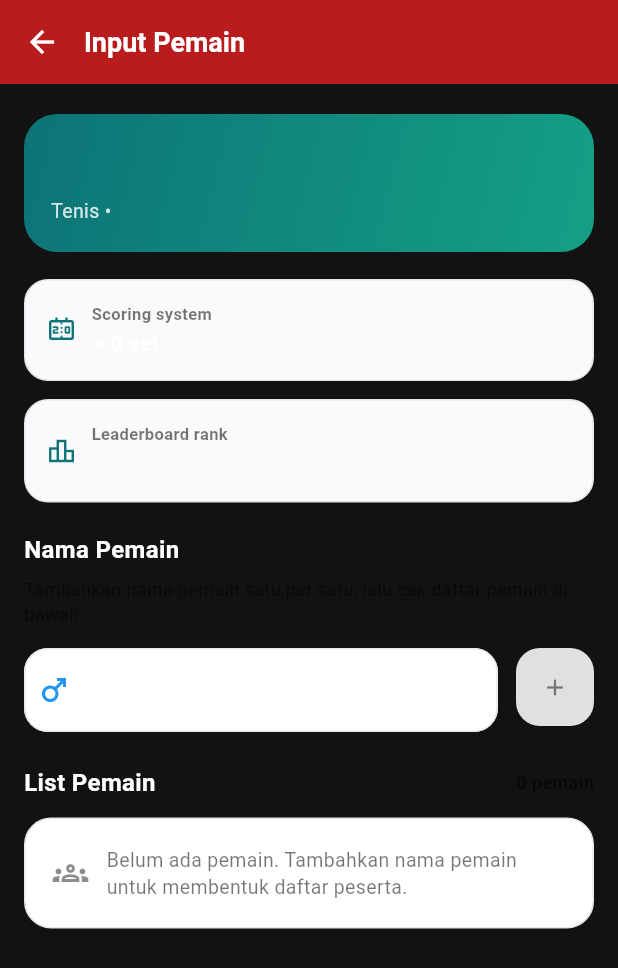
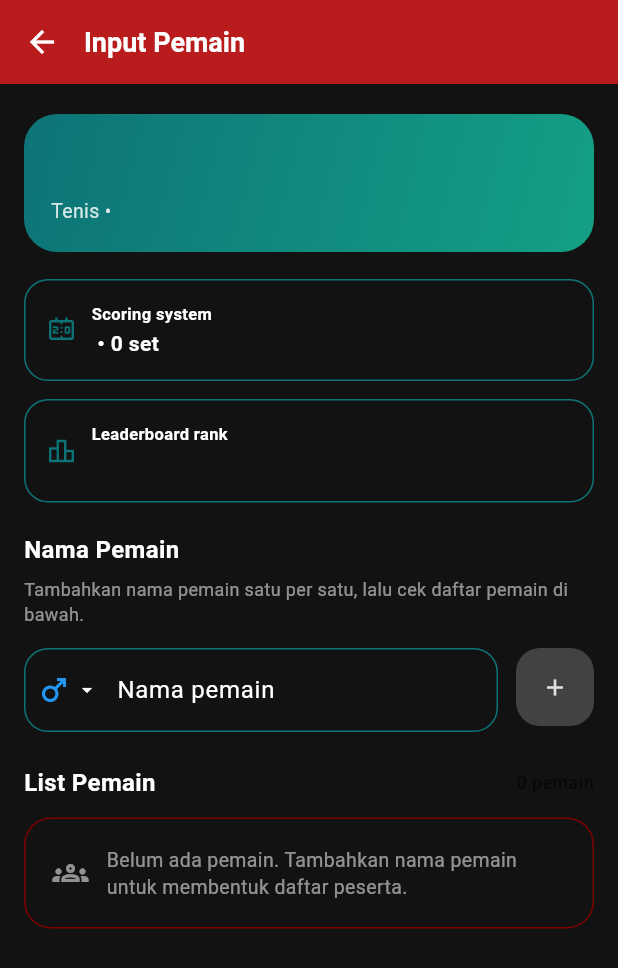
Before and after one commit to fajricpaix/scoreboard, a Flutter app: the PlayerSetupPage screen opened directly with empty values, on a phone screen of 412 x 824 dp. Shown: the top 968 px of the screen. Run offline on Flutter 3.47's test engine with Material 3 defaults, Android fonts, the phone set to English and light mode, and no system bars; our stand-ins replace flutter_svg, google_mobile_ads, share_plus; network calls fail.

Commit message:
change to dark mode

```diff
--- a/lib/components/create/player_setup_page.dart
+++ b/lib/components/create/player_setup_page.dart
@@ -110,9 +110,9 @@ class _PlayerSetupPageState extends State<PlayerSetupPage> {
     return Container(
       padding: const EdgeInsets.all(14),
       decoration: BoxDecoration(
-        color: const Color(0xFFF9FAFB),
+        color: backgroundColor,
         borderRadius: BorderRadius.circular(16),
-        border: Border.all(color: const Color(0xFFE5E7EB)),
+        border: Border.all(color: iconColor),
       ),
       child: Row(
         children: [
@@ -125,7 +125,7 @@ class _PlayerSetupPageState extends State<PlayerSetupPage> {
                 Text(
                   label,
                   style: const TextStyle(
-                    color: Colors.black54,
+                    color: textColor,
                     fontSize: 11,
                     fontWeight: FontWeight.w600,
                   ),
@@ -248,7 +248,7 @@ class _PlayerSetupPageState extends State<PlayerSetupPage> {
                       ? 'Domino membutuhkan tepat 4 pemain.'
                       : 'Tambahkan nama pemain satu per satu, lalu cek daftar pemain di bawah.',
                   style: const TextStyle(
-                    color: Colors.black54,
+                    color: Colors.white54,
                     fontSize: 12,
                     height: 1.4,
                   ),
@@ -272,7 +272,7 @@ class _PlayerSetupPageState extends State<PlayerSetupPage> {
                           prefixIconColor: matchSetup.sport.gradientColors[0],
                           prefixIcon: PopupMenuButton<String>(
                             tooltip: 'Pilih gender',
-                            color: Colors.white,
+                            color: backgroundColor,
                             initialValue: _selectedGender,
                             onSelected: (value) {
                               setState(() {
@@ -338,21 +338,21 @@ class _PlayerSetupPageState extends State<PlayerSetupPage> {
                             ],
                           ),
                           filled: true,
-                          fillColor: Colors.white,
+                          fillColor: backgroundColor,
                           contentPadding: const EdgeInsets.symmetric(
                             horizontal: 16,
                             vertical: 16,
                           ),
                           border: OutlineInputBorder(
                             borderRadius: BorderRadius.circular(16),
-                            borderSide: const BorderSide(
-                              color: Color(0xFFE5E7EB),
+                            borderSide: BorderSide(
+                              color: matchSetup.sport.gradientColors[0],
                             ),
                           ),
                           enabledBorder: OutlineInputBorder(
                             borderRadius: BorderRadius.circular(16),
-                            borderSide: const BorderSide(
-                              color: Color(0xFFE5E7EB),
+                            borderSide: BorderSide(
+                              color: matchSetup.sport.gradientColors[0],
                             ),
                           ),
                           focusedBorder: OutlineInputBorder(
@@ -374,8 +374,8 @@ class _PlayerSetupPageState extends State<PlayerSetupPage> {
                         style: ElevatedButton.styleFrom(
                           backgroundColor: matchSetup.sport.gradientColors[0],
                           foregroundColor: Colors.white,
-                          disabledBackgroundColor: Colors.grey.shade300,
-                          disabledForegroundColor: Colors.grey.shade600,
+                          disabledBackgroundColor: Colors.grey.shade800,
+                          disabledForegroundColor: Colors.grey.shade300,
                           padding: EdgeInsets.zero,
                           shape: RoundedRectangleBorder(
                             borderRadius: BorderRadius.circular(16),
@@ -414,19 +414,19 @@ class _PlayerSetupPageState extends State<PlayerSetupPage> {
                   Container(
                     padding: const EdgeInsets.all(18),
                     decoration: BoxDecoration(
-                      color: Colors.white,
+                      color: backgroundColor,
                       borderRadius: BorderRadius.circular(18),
-                      border: Border.all(color: const Color(0xFFE5E7EB)),
+                      border: Border.all(color: const Color(0xFF7E0101)),
                     ),
                     child: const Row(
                       children: [
-                        Icon(Icons.groups_outlined, color: Colors.black45),
+                        Icon(Icons.groups_outlined, color: Colors.white54),
                         SizedBox(width: 12),
                         Expanded(
                           child: Text(
                             'Belum ada pemain. Tambahkan nama pemain untuk membentuk daftar peserta.',
                             style: TextStyle(
-                              color: Colors.black54,
+                              color: Colors.white54,
                               fontSize: 13,
                               height: 1.4,
                             ),
@@ -453,11 +453,11 @@ class _PlayerSetupPageState extends State<PlayerSetupPage> {
                         vertical: 14,
                       ),
                       decoration: BoxDecoration(
-                        color: Colors.white,
+                        color: backgroundColor,
                         borderRadius: BorderRadius.circular(18),
                         boxShadow: const [
                           BoxShadow(
-                            color: Color(0x10000000),
+                            color: Color(0xFF5B5B5B),
                             blurRadius: 12,
                             offset: Offset(0, 6),
                           ),
@@ -510,7 +510,7 @@ class _PlayerSetupPageState extends State<PlayerSetupPage> {
                           IconButton(
                             onPressed: () => _removePlayer(index),
                             icon: const Icon(Icons.close_rounded),
-                            color: Colors.black54,
+                            color: Colors.white54,
                             tooltip: 'Hapus pemain',
                           ),
                         ],
--- a/lib/components/home/news_card.dart
+++ b/lib/components/home/news_card.dart
@@ -13,14 +13,13 @@ class NewsCard extends StatelessWidget {
     return Padding(
       padding: const EdgeInsets.only(bottom: 12),
       child: Material(
-        color: Colors.white,
         borderRadius: BorderRadius.circular(8),
         child: InkWell(
           borderRadius: BorderRadius.circular(8),
           onTap: onTap,
           child: Ink(
             decoration: BoxDecoration(
-              color: Colors.white,
+              color: Colors.black,
               borderRadius: BorderRadius.circular(8),
               boxShadow: const [
                 BoxShadow(
@@ -81,7 +80,7 @@ class NewsCard extends StatelessWidget {
                           overflow: TextOverflow.ellipsis,
                           style: const TextStyle(
                             fontSize: 12,
-                            color: Colors.black54,
+                            color: Colors.white70,
                           ),
                         ),
                         const SizedBox(height: 6),
--- a/lib/components/home/news_section.dart
+++ b/lib/components/home/news_section.dart
@@ -3,6 +3,7 @@ import 'package:scoreboard/components/home/news_api_service.dart';
 import 'package:scoreboard/components/home/news_card.dart';
 import 'package:scoreboard/pages/home/news/read.dart';
 import 'package:scoreboard/theme/index.dart';
+import 'package:scoreboard/theme/index.dart' as AppTheme;
 
 class NewsSection extends StatefulWidget {
   final int itemCount;
@@ -26,7 +27,7 @@ class _NewsSectionState extends State<NewsSection> {
   Widget build(BuildContext context) {
     return Container(
       decoration: const BoxDecoration(
-        color: Colors.white,
+        color: AppTheme.backgroundColor,
         borderRadius: BorderRadius.only(
           topLeft: Radius.circular(24),
           topRight: Radius.circular(24),
@@ -43,7 +44,7 @@ class _NewsSectionState extends State<NewsSection> {
               style: TextStyle(
                 fontSize: 18,
                 fontWeight: FontWeight.bold,
-                color: textColor,
+                color: Colors.white,
               ),
             ),
           ),
--- a/lib/components/leaderboard/leaderboard_player_tile.dart
+++ b/lib/components/leaderboard/leaderboard_player_tile.dart
@@ -26,9 +26,9 @@ class LeaderboardPlayerTile extends StatelessWidget {
       margin: const EdgeInsets.only(bottom: 10),
       padding: const EdgeInsets.symmetric(horizontal: 14, vertical: 12),
       decoration: BoxDecoration(
-        color: Colors.white,
+        color: backgroundColor,
         borderRadius: BorderRadius.circular(14),
-        border: Border.all(color: const Color(0xFFE5E7EB)),
+        border: Border.all(color: accentColor),
       ),
       child: Row(
         children: [
@@ -63,7 +63,7 @@ class LeaderboardPlayerTile extends StatelessWidget {
                     Text(
                       player['gender'] ?? 'Pria',
                       style: const TextStyle(
-                        color: Colors.black54,
+                        color: Colors.white54,
                         fontSize: 11,
                       ),
                     ),
--- a/lib/components/leaderboard/start_match_dialog.dart
+++ b/lib/components/leaderboard/start_match_dialog.dart
@@ -228,8 +228,8 @@ class _StartMatchDialogState extends State<StartMatchDialog> {
           style: ElevatedButton.styleFrom(
             backgroundColor: widget.accentColor,
             foregroundColor: Colors.white,
-            disabledBackgroundColor: Colors.grey.shade300,
-            disabledForegroundColor: Colors.grey.shade600,
+            disabledBackgroundColor: Colors.grey.shade800,
+            disabledForegroundColor: Colors.grey.shade200,
             elevation: 0,
           ),
           child: const Text('Mulai'),
--- a/lib/components/scoreboard/player_score_card.dart
+++ b/lib/components/scoreboard/player_score_card.dart
@@ -29,7 +29,7 @@ class PlayerScoreCard extends StatelessWidget {
       child: ElevatedButton(
         onPressed: onTap,
         style: ElevatedButton.styleFrom(
-          backgroundColor: Colors.white,
+          backgroundColor: Color(0xFF121212),
           foregroundColor: textColor,
           padding: EdgeInsets.zero,
           elevation: 0,
--- a/lib/components/scoreboard/set_selector.dart
+++ b/lib/components/scoreboard/set_selector.dart
@@ -40,7 +40,7 @@ class SetSelector extends StatelessWidget {
                   onPressed: onAddSet,
                   style: OutlinedButton.styleFrom(
                     padding: EdgeInsets.zero,
-                    backgroundColor: Colors.white,
+                    backgroundColor: Color(0xFF121212),
                     foregroundColor: accentColor,
                     side: BorderSide(color: accentColor),
                     shape: RoundedRectangleBorder(
@@ -62,7 +62,7 @@ class SetSelector extends StatelessWidget {
               : rightPlayerColor;
           final backgroundColor = hasWinner
               ? winnerColor
-              : (selected ? accentColor : Colors.white);
+              : (selected ? accentColor : Color(0xFF121212));
           final foregroundColor = hasWinner || selected
               ? Colors.white
               : textColor;
--- a/lib/pages/create/leaderboard.dart
+++ b/lib/pages/create/leaderboard.dart
@@ -425,8 +425,8 @@ class _LeaderboardPageState extends State<LeaderboardPage> {
                   style: ElevatedButton.styleFrom(
                     backgroundColor: accentColor,
                     foregroundColor: Colors.white,
-                    disabledBackgroundColor: Colors.grey.shade300,
-                    disabledForegroundColor: Colors.grey.shade600,
+                    disabledBackgroundColor: Colors.grey.shade800,
+                    disabledForegroundColor: Colors.grey.shade300,
                     elevation: 0,
                     padding: const EdgeInsets.symmetric(vertical: 16),
                     shape: RoundedRectangleBorder(
```
Also changed, not shown: lib/components/create/match_setup_page.dart (+7 -7 lines), lib/components/create/models.dart (+6 -6 lines), lib/components/leaderboard/player_input_bar.dart (+6 -6 lines), lib/components/scoreboard/score_history_section.dart (+6 -6 lines), lib/pages/create/scoreboard.dart (+5 -5 lines), lib/pages/home/news/read.dart (+14 -4 lines).
